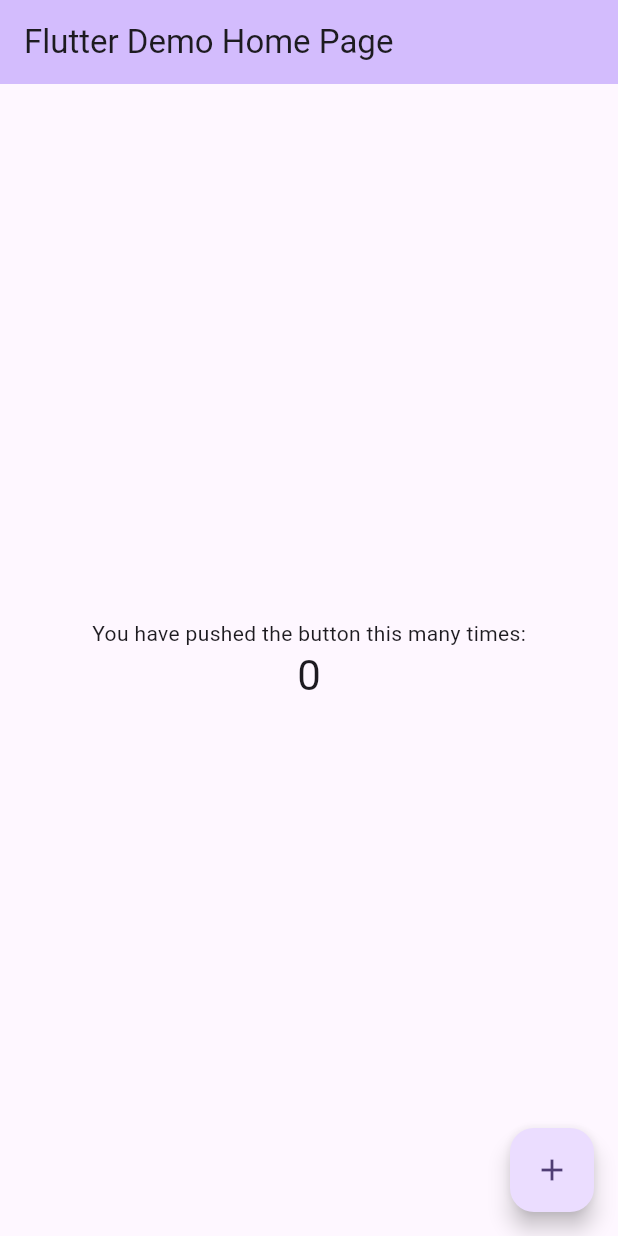
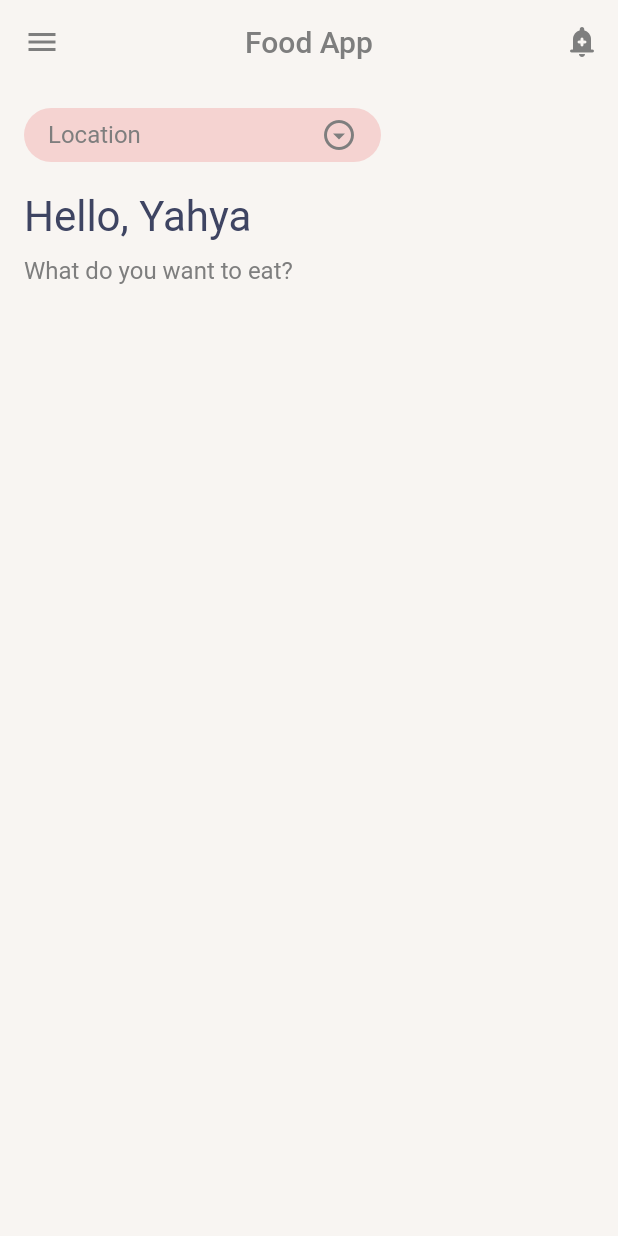
Before and after one commit to shafi21064/food_app, a Flutter app: the screen it shows after launch, on a phone screen of 412 x 824 dp. Run offline on Flutter 3.47's test engine with Material 2 defaults, Android fonts, the phone set to English and light mode, and no system bars.

Commit message:
header part done

```diff
--- a/lib/main.dart
+++ b/lib/main.dart
@@ -1,4 +1,5 @@
 import 'package:flutter/material.dart';
+import 'package:food_app/screens/home.dart';
 
 void main() {
   runApp(const MyApp());
@@ -7,119 +8,14 @@ void main() {
 class MyApp extends StatelessWidget {
   const MyApp({super.key});
 
-  // This widget is the root of your application.
   @override
   Widget build(BuildContext context) {
     return MaterialApp(
-      title: 'Flutter Demo',
       theme: ThemeData(
-        // This is the theme of your application.
-        //
-        // TRY THIS: Try running your application with "flutter run". You'll see
-        // the application has a blue toolbar. Then, without quitting the app,
-        // try changing the seedColor in the colorScheme below to Colors.green
-        // and then invoke "hot reload" (save your changes or press the "hot
-        // reload" button in a Flutter-supported IDE, or press "r" if you used
-        // the command line to start the app).
-        //
-        // Notice that the counter didn't reset back to zero; the application
-        // state is not lost during the reload. To reset the state, use hot
-        // restart instead.
-        //
-        // This works for code too, not just values: Most code changes can be
-        // tested with just a hot reload.
-        colorScheme: ColorScheme.fromSeed(seedColor: Colors.deepPurple),
-        useMaterial3: true,
+        primaryColor: Color(0xff7E7E7E),
       ),
-      home: const MyHomePage(title: 'Flutter Demo Home Page'),
+      debugShowCheckedModeBanner: false,
+      home: HomeScreen(),
     );
   }
 }
-
-class MyHomePage extends StatefulWidget {
-  const MyHomePage({super.key, required this.title});
-
-  // This widget is the home page of your application. It is stateful, meaning
-  // that it has a State object (defined below) that contains fields that affect
-  // how it looks.
-
-  // This class is the configuration for the state. It holds the values (in this
-  // case the title) provided by the parent (in this case the App widget) and
-  // used by the build method of the State. Fields in a Widget subclass are
-  // always marked "final".
-
-  final String title;
-
-  @override
-  State<MyHomePage> createState() => _MyHomePageState();
-}
-
-class _MyHomePageState extends State<MyHomePage> {
-  int _counter = 0;
-
-  void _incrementCounter() {
-    setState(() {
-      // This call to setState tells the Flutter framework that something has
-      // changed in this State, which causes it to rerun the build method below
-      // so that the display can reflect the updated values. If we changed
-      // _counter without calling setState(), then the build method would not be
-      // called again, and so nothing would appear to happen.
-      _counter++;
-    });
-  }
-
-  @override
-  Widget build(BuildContext context) {
-    // This method is rerun every time setState is called, for instance as done
-    // by the _incrementCounter method above.
-    //
-    // The Flutter framework has been optimized to make rerunning build methods
-    // fast, so that you can just rebuild anything that needs updating rather
-    // than having to individually change instances of widgets.
-    return Scaffold(
-      appBar: AppBar(
-        // TRY THIS: Try changing the color here to a specific color (to
-        // Colors.amber, perhaps?) and trigger a hot reload to see the AppBar
-        // change color while the other colors stay the same.
-        backgroundColor: Theme.of(context).colorScheme.inversePrimary,
-        // Here we take the value from the MyHomePage object that was created by
-        // the App.build method, and use it to set our appbar title.
-        title: Text(widget.title),
-      ),
-      body: Center(
-        // Center is a layout widget. It takes a single child and positions it
-        // in the middle of the parent.
-        child: Column(
-          // Column is also a layout widget. It takes a list of children and
-          // arranges them vertically. By default, it sizes itself to fit its
-          // children horizontally, and tries to be as tall as its parent.
-          //
-          // Column has various properties to control how it sizes itself and
-          // how it positions its children. Here we use mainAxisAlignment to
-          // center the children vertically; the main axis here is the vertical
-          // axis because Columns are vertical (the cross axis would be
-          // horizontal).
-          //
-          // TRY THIS: Invoke "debug painting" (choose the "Toggle Debug Paint"
-          // action in the IDE, or press "p" in the console), to see the
-          // wireframe for each widget.
-          mainAxisAlignment: MainAxisAlignment.center,
-          children: <Widget>[
-            const Text(
-              'You have pushed the button this many times:',
-            ),
-            Text(
-              '$_counter',
-              style: Theme.of(context).textTheme.headlineMedium,
-            ),
-          ],
-        ),
-      ),
-      floatingActionButton: FloatingActionButton(
-        onPressed: _incrementCounter,
-        tooltip: 'Increment',
-        child: const Icon(Icons.add),
-      ), // This trailing comma makes auto-formatting nicer for build methods.
-    );
-  }
-}
--- /dev/null
+++ b/lib/screens/home.dart
@@ -0,0 +1,92 @@
+import 'package:flutter/material.dart';
+
+class HomeScreen extends StatelessWidget {
+  const HomeScreen({super.key});
+
+  @override
+  Widget build(BuildContext context) {
+    return Scaffold(
+      backgroundColor: const Color(0xffF8F5F2),
+      appBar: AppBar(
+        leading: const Icon(
+          Icons.menu,
+          color: Color(0xff7E7E7E),
+        ),
+        title: const Text(
+          'Food App',
+          style: TextStyle(color: Color(0xff7E7E7E)),
+        ),
+        centerTitle: true,
+        elevation: 0,
+        backgroundColor: const Color(0xffF8F5F2),
+        actions: [
+          IconButton(
+              onPressed: () {},
+              icon: const Icon(
+                Icons.add_alert_rounded,
+                color: Color(0xff7E7E7E),
+              ))
+        ],
+      ),
+      body: Container(
+        margin: const EdgeInsets.all(16),
+        child: Column(
+          mainAxisAlignment: MainAxisAlignment.start,
+          crossAxisAlignment: CrossAxisAlignment.start,
+          children: [
+            Container(
+              height: 36,
+              width: 238,
+              decoration: BoxDecoration(
+                color: const Color(0xffE84C4F).withOpacity(.2),
+                borderRadius: BorderRadius.circular(36),
+              ),
+              child: const Padding(
+                padding: EdgeInsets.only(left: 16, right: 16),
+                child: Row(
+                  mainAxisAlignment: MainAxisAlignment.spaceBetween,
+                  children: [
+                    Text(
+                      'Location',
+                      style: TextStyle(fontSize: 16, color: Color(0xff7E7E7E)),
+                    ),
+                    Icon(
+                      Icons.arrow_drop_down_circle_outlined,
+                      color: Color(0xff7E7E7E),
+                    )
+                  ],
+                ),
+              ),
+            ),
+            const SizedBox(
+              height: 20,
+            ),
+            Container(
+                height: 66,
+                width: 183,
+                child: const Column(
+                  mainAxisAlignment: MainAxisAlignment.start,
+                  crossAxisAlignment: CrossAxisAlignment.start,
+                  children: [
+                    Text(
+                      'Hello, Yahya',
+                      style: TextStyle(fontSize: 28, color: Color(0xff3E4462)),
+                    ),
+                    SizedBox(
+                      height: 10,
+                    ),
+                    Text(
+                      'What do you want to eat?',
+                      style: TextStyle(
+                        fontSize: 16,
+                        color: Color(0xff7E7E7E)
+                      ),
+                    )
+                  ],
+                ))
+          ],
+        ),
+      ),
+    );
+  }
+}
```
Also changed, not shown: lib/assets/images/cheap.png (added), lib/assets/images/love_icon.png (added), lib/assets/images/more.png (added), lib/assets/images/trends.png (added).
